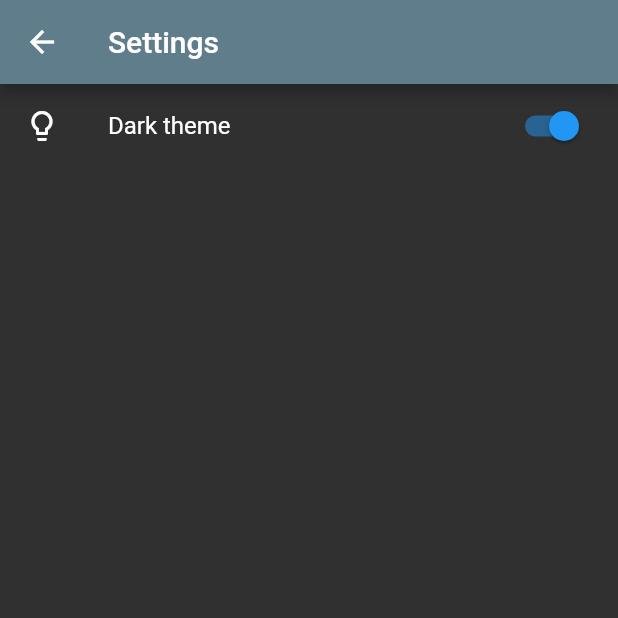
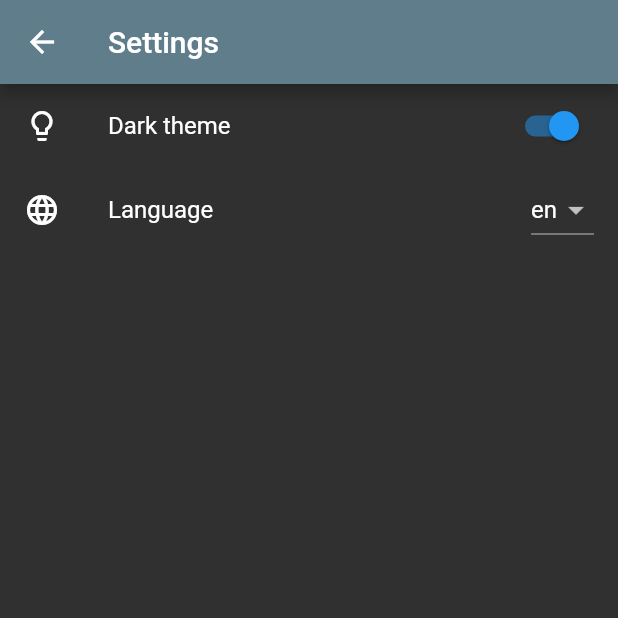
Before and after one commit to AleksandarKovachev/flutter-demo-app, a Flutter app: the screen it shows after launch, item 2 of the bottom bar chosen, after a tap on the "settings" icon, on a phone screen of 412 x 824 dp, the top half of it. Run offline on Flutter 3.47's test engine with Material 2 defaults, Android fonts, the phone set to English and light mode, and no system bars; our stand-ins replace bloc, built_collection, built_value, chopper, equatable, flutter_bloc and 2 more; generated files the repository leaves out were written again; network calls fail.

Commit message:
Add internationalization.

```diff
--- /dev/null
+++ b/lib/application.dart
@@ -0,0 +1,21 @@
+import 'package:flutter/material.dart';
+
+typedef void LocaleChangeCallback(Locale locale);
+
+class APPLIC {
+  final List<String> supportedLanguages = ['en','bg'];
+
+  Iterable<Locale> supportedLocales() => supportedLanguages.map<Locale>((lang) => new Locale(lang, ''));
+
+  LocaleChangeCallback onLocaleChanged;
+
+  static final APPLIC _applic = new APPLIC._internal();
+
+  factory APPLIC(){
+    return _applic;
+  }
+
+  APPLIC._internal();
+}
+
+APPLIC applic = new APPLIC();
--- a/lib/main.dart
+++ b/lib/main.dart
@@ -8,6 +8,11 @@ import 'package:flutter_bloc/flutter_bloc.dart';
 import 'package:flutter_localizations/flutter_localizations.dart';
 import 'package:logging/logging.dart';
 import 'package:provider/provider.dart';
+
+import 'application.dart';
+import 'shared_preferences_helper.dart';
+
+typedef void LocaleChangeCallback(Locale locale);
 
 void main() {
   _setupLogging();
@@ -21,7 +26,29 @@ void _setupLogging() {
   });
 }
 
-class MyApp extends StatelessWidget {
+class MyApp extends StatefulWidget {
+  @override
+  _MyAppState createState() => _MyAppState();
+}
+
+class _MyAppState extends State<MyApp> {
+  SpecificLocalizationDelegate _localeOverrideDelegate;
+
+  @override
+  void initState() {
+    super.initState();
+    applic.onLocaleChanged = onLocaleChange;
+    _localeOverrideDelegate =
+        new SpecificLocalizationDelegate(Locale('en', ''));
+    _setLocale();
+  }
+
+  onLocaleChange(Locale locale) {
+    setState(() {
+      _localeOverrideDelegate = new SpecificLocalizationDelegate(locale);
+    });
+  }
+
   @override
   Widget build(BuildContext context) {
     return BlocProvider(
@@ -43,15 +70,18 @@ class MyApp extends StatelessWidget {
           theme: state.themeData,
           home: HomePage(),
           localizationsDelegates: [
-              const TranslationsDelegate(),
+            _localeOverrideDelegate,
             GlobalMaterialLocalizations.delegate,
             GlobalWidgetsLocalizations.delegate,
           ],
-            supportedLocales: [
-              const Locale('en', ''),
-              const Locale('bg', 'BG'),
-            ],
+          supportedLocales: applic.supportedLocales(),
         ),
-        ));
+      ),
+    );
+  }
+
+  _setLocale() async {
+    String locale = await SharedPreferencesHelper.getSelectedLanguage();
+    applic.onLocaleChanged(Locale(locale, ''));
   }
 }
--- /dev/null
+++ b/lib/shared_preferences_helper.dart
@@ -0,0 +1,28 @@
+import 'package:shared_preferences/shared_preferences.dart';
+
+const String IS_DARK_THEME = "IS_DARK_THEME";
+const String SELECTED_LANGUAGE = "SELECTED_LANGUAGE";
+
+class SharedPreferencesHelper {
+
+  static Future<String> getSelectedLanguage() async {
+    SharedPreferences sharedPreferences = await SharedPreferences.getInstance();
+    return sharedPreferences.getString(SELECTED_LANGUAGE) ?? 'en';
+  }
+
+  static setSelectedLanguage(String selectedLanguage) async {
+    SharedPreferences sharedPreferences = await SharedPreferences.getInstance();
+    sharedPreferences.setString(SELECTED_LANGUAGE, selectedLanguage);
+  }
+
+  static Future<bool> getIsDarkTheme() async {
+    SharedPreferences sharedPreferences = await SharedPreferences.getInstance();
+    return sharedPreferences.getBool(IS_DARK_THEME) ?? true;
+  }
+
+  static setIsDarkTheme(bool isDarkTheme) async {
+    SharedPreferences sharedPreferences = await SharedPreferences.getInstance();
+    sharedPreferences.setBool(IS_DARK_THEME, isDarkTheme);
+  }
+
+}
--- a/lib/translations.dart
+++ b/lib/translations.dart
@@ -3,6 +3,8 @@ import 'dart:convert';
 
 import 'package:flutter/material.dart';
 import 'package:flutter/services.dart' show rootBundle;
+
+import 'application.dart';
 
 class Translations {
   Translations(Locale locale) {
@@ -18,7 +20,10 @@ class Translations {
   }
 
   String text(String key) {
-    return _localizedValues[key] ?? '** $key not found **';
+    if (_localizedValues == null) {
+      return '';
+    }
+    return _localizedValues[key] ?? '** $key not found**';
   }
 
   static Future<Translations> load(Locale locale) async {
@@ -32,15 +37,18 @@ class Translations {
   get currentLanguage => locale.languageCode;
 }
 
-class TranslationsDelegate extends LocalizationsDelegate<Translations> {
-  const TranslationsDelegate();
+class SpecificLocalizationDelegate extends LocalizationsDelegate<Translations> {
+  final Locale overriddenLocale;
+
+  const SpecificLocalizationDelegate(this.overriddenLocale);
 
   @override
-  bool isSupported(Locale locale) => ['en', 'bg'].contains(locale.languageCode);
+  bool isSupported(Locale locale) => overriddenLocale != null;
 
   @override
-  Future<Translations> load(Locale locale) => Translations.load(locale);
+  Future<Translations> load(Locale locale) =>
+      Translations.load(overriddenLocale);
 
   @override
-  bool shouldReload(TranslationsDelegate old) => false;
+  bool shouldReload(LocalizationsDelegate<Translations> old) => true;
 }
--- a/lib/ui/settings/settings_page.dart
+++ b/lib/ui/settings/settings_page.dart
@@ -1,9 +1,12 @@
 import 'package:flutter/material.dart';
+import 'package:flutter_app/application.dart';
 import 'package:flutter_app/translations.dart';
 import 'package:flutter_app/ui/global/theme/app_themes.dart';
 import 'package:flutter_app/ui/global/theme/block/bloc.dart';
 import 'package:flutter_app/ui/global/theme/block/theme_bloc.dart';
 import 'package:flutter_bloc/flutter_bloc.dart';
+
+import '../../shared_preferences_helper.dart';
 
 class SettingsPage extends StatefulWidget {
   @override
@@ -11,31 +14,61 @@ class SettingsPage extends StatefulWidget {
 }
 
 class SettingsState extends State<SettingsPage> {
-  bool isDarkTheme;
-
-  @override
-  void initState() {
-    super.initState();
-    isDarkTheme = true;
-  }
-
   @override
   Widget build(BuildContext context) {
     return Scaffold(
       appBar: AppBar(
-        title: Text('Settings'),
+        title: Text(Translations.of(context).text('settings')),
       ),
-      body: SwitchListTile(
-        title: Text(Translations.of(context).text('settings_theme_change')),
-        value: isDarkTheme,
-        onChanged: (value) {
-          setState(() {
-            isDarkTheme = value;
-            BlocProvider.of<ThemeBloc>(context).dispatch(ThemeChanged(
-                theme: value ? AppTheme.DarkTheme : AppTheme.LightTheme));
-          });
-        },
-        secondary: const Icon(Icons.lightbulb_outline),
+      body: Column(
+        children: <Widget>[
+          FutureBuilder<bool>(
+              future: SharedPreferencesHelper.getIsDarkTheme(),
+              initialData: true,
+              builder: (BuildContext context, AsyncSnapshot<bool> snapshot) {
+                return SwitchListTile(
+                    title: Text(
+                        Translations.of(context).text('settings_theme_change')),
+                    value: snapshot.data,
+                    onChanged: (value) {
+                      setState(() {
+                        SharedPreferencesHelper.setIsDarkTheme(value);
+                        BlocProvider.of<ThemeBloc>(context).dispatch(
+                            ThemeChanged(
+                                theme: value
+                                    ? AppTheme.DarkTheme
+                                    : AppTheme.LightTheme));
+                      });
+                    },
+                    secondary: const Icon(Icons.lightbulb_outline));
+              }),
+          FutureBuilder<String>(
+              future: SharedPreferencesHelper.getSelectedLanguage(),
+              initialData: 'en',
+              builder: (BuildContext context, AsyncSnapshot<String> snapshot) {
+                return ListTile(
+                  leading: Icon(Icons.language),
+                  title: Text(Translations.of(context)
+                      .text('settings_language_change')),
+                  trailing: DropdownButton(
+                    value: snapshot.data,
+                    items: applic.supportedLanguages.map((String value) {
+                      return new DropdownMenuItem<String>(
+                        value: value,
+                        child: new Text(value),
+                      );
+                    }).toList(),
+                    onChanged: (value) {
+                      applic.onLocaleChanged(new Locale(value, ''));
+                      setState(() {
+                        SharedPreferencesHelper.setSelectedLanguage(value);
+                      });
+                    },
+                  ),
+                  onTap: () {},
+                );
+              }),
+        ],
       ),
     );
   }
--- a/locale/strings_bg.json
+++ b/locale/strings_bg.json
@@ -1,5 +1,6 @@
 {
   "app_title": "Заглавие",
   "settings": "Настройки",
-  "settings_theme_change": "Тъмна тема"
+  "settings_theme_change": "Тъмна тема",
+  "settings_language_change": "Език"
 }
--- a/locale/strings_en.json
+++ b/locale/strings_en.json
@@ -1,5 +1,6 @@
 {
   "app_title": "Title",
   "settings": "Settings",
-  "settings_theme_change": "Dark theme"
+  "settings_theme_change": "Dark theme",
+  "settings_language_change": "Language"
 }
```
Also changed, not shown: lib/data/post_api_service.chopper.dart. Lines whose indentation alone changed are shown as unchanged.
